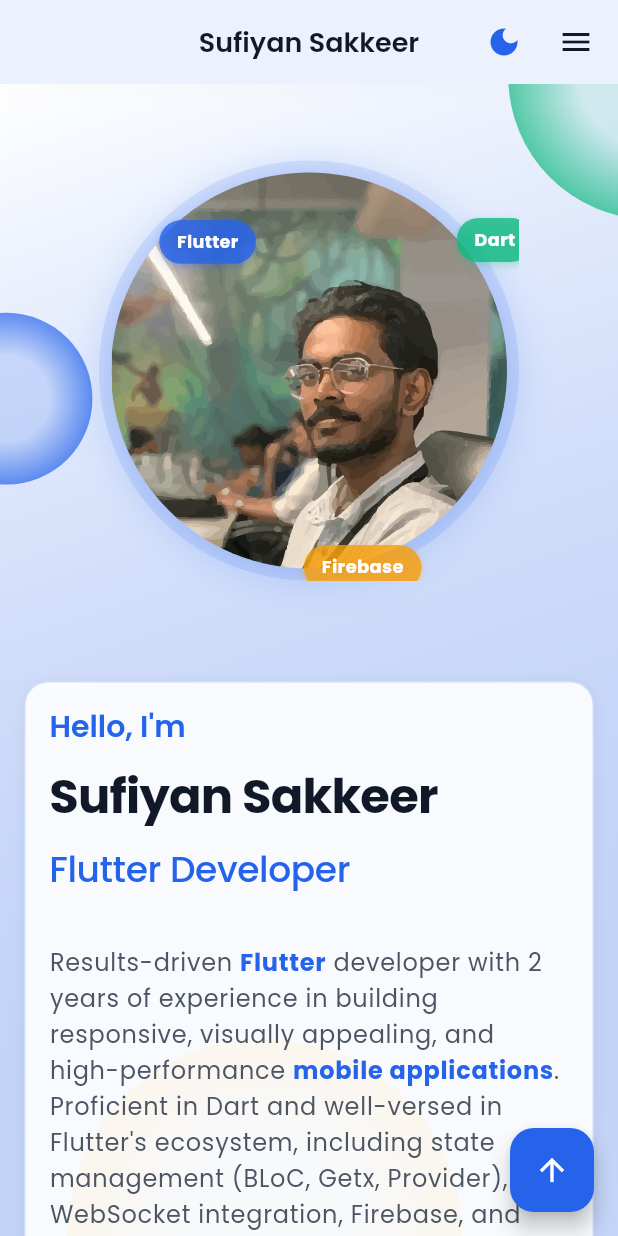
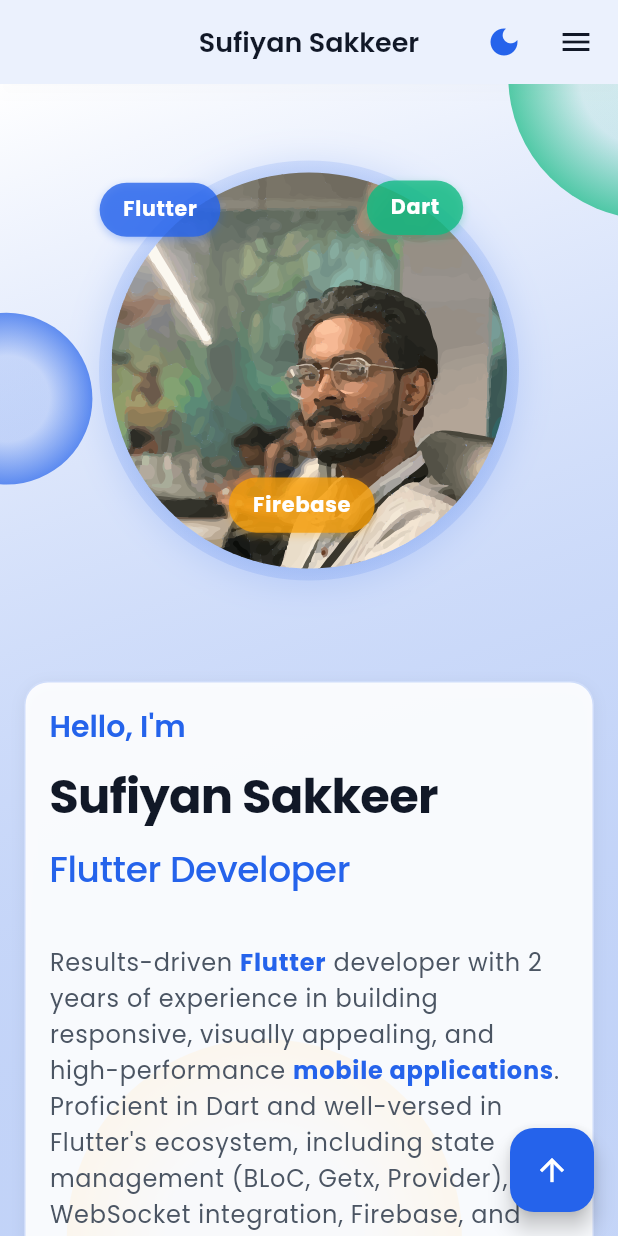
Before and after one commit to sufiyansakkeer/sufiyan-sakkeer-portfolio, a Flutter app: the screen it shows after launch, on a phone screen of 412 x 824 dp. Run offline on Flutter 3.47's test engine with Material 3 defaults, Android fonts, the phone set to English and light mode, and no system bars; drawn by our look-alikes of animated_text_kit; our stand-ins replace cached_network_image, cloud_firestore, firebase_core, flutter_cache_manager, flutter_svg, font_awesome_flutter and 3 more; missing offline and left inert: dart:js_util; accounts and stored records are empty.

Commit message:
feat: Enhance About screen layout and improve FloatingSkillTags visibility

```diff
--- a/lib/screens/about/about_screen.dart
+++ b/lib/screens/about/about_screen.dart
@@ -50,7 +50,10 @@ class AboutScreen extends StatelessWidget {
               height: 400, // Fixed height for the container
               child: Stack(
                 alignment: Alignment.center,
-                clipBehavior: Clip.none,
+                clipBehavior: Clip.none, // Ensure no clipping occurs
+                fit:
+                    StackFit
+                        .loose, // Allow children to determine their own size
                 children: [
                   // Background decorative elements
                   Positioned(
@@ -71,8 +74,8 @@ class AboutScreen extends StatelessWidget {
                   // Profile image with effects
                   const ProfileImage(),
 
-                  // Skill tags floating around
-                  const FloatingSkillTags(),
+                  // Skill tags floating around - centered in the stack
+                  const Center(child: FloatingSkillTags()),
                 ],
               ),
             ),
@@ -99,10 +102,12 @@ class AboutScreen extends StatelessWidget {
             width: double.infinity,
             child: Stack(
               alignment: Alignment.center,
-              clipBehavior: Clip.none,
+              clipBehavior: Clip.none, // Ensure no clipping occurs
+              fit: StackFit.loose, // Allow children to determine their own size
               children: const [
                 ProfileImage(),
-                FloatingSkillTags(isMobile: true),
+                // Center the floating skill tags to ensure they're properly positioned
+                Center(child: FloatingSkillTags(isMobile: true)),
               ],
             ),
           ),
--- a/lib/screens/about/widgets/floating_skill_tags.dart
+++ b/lib/screens/about/widgets/floating_skill_tags.dart
@@ -14,11 +14,19 @@ class FloatingSkillTags extends StatelessWidget {
     // Get the image size to determine the container size
     final imageSize = Helpers.isMobile(context) ? 280.0 : 320.0;
 
+    // Create a container with a larger size to ensure tags don't get cropped
+    // Add extra padding around the image size to accommodate the tags
+    final containerSize = imageSize * 1.5;
+
     // Create a container with a fixed size to hold the Stack
     return SizedBox(
-      width: imageSize,
-      height: imageSize,
-      child: Stack(children: _buildFloatingSkillTags(context)),
+      width: containerSize,
+      height: containerSize,
+      child: Stack(
+        clipBehavior: Clip.none, // Ensure no clipping occurs
+        alignment: Alignment.center, // Center the stack contents
+        children: _buildFloatingSkillTags(context),
+      ),
     );
   }
 
@@ -36,25 +44,30 @@ class FloatingSkillTags extends StatelessWidget {
 
     // Calculate positions relative to the center of the profile image
     // with better distribution and no overflow
+    // Adjust positions to ensure tags are fully visible
     final positions =
         isMobile
             ? [
-              Offset(centerX - 100, centerY - 100), // Top left
-              Offset(centerX + 100, centerY - 100), // Top right
-              Offset(centerX, centerY + 120), // Bottom center
+              Offset(centerX - 90, centerY - 90), // Top left - moved inward
+              Offset(centerX + 90, centerY - 90), // Top right - moved inward
+              Offset(centerX, centerY + 110), // Bottom center - moved inward
             ]
             : [
-              Offset(centerX - 160, centerY - 120), // Top left
-              Offset(centerX + 160, centerY - 120), // Top right
-              Offset(centerX + 180, centerY + 100), // Bottom right
-              Offset(centerX - 180, centerY + 100), // Bottom left
-              Offset(centerX, centerY + 180), // Bottom center
+              Offset(centerX - 140, centerY - 110), // Top left - moved inward
+              Offset(centerX + 140, centerY - 110), // Top right - moved inward
+              Offset(
+                centerX + 160,
+                centerY + 90,
+              ), // Bottom right - moved inward
+              Offset(centerX - 160, centerY + 90), // Bottom left - moved inward
+              Offset(centerX, centerY + 160), // Bottom center - moved inward
             ];
 
     // Use a fixed seed for deterministic randomness
     return List.generate(skills.length, (index) {
-      // Apply parallax effect with different intensity for each tag
-      final tagParallaxIntensity = 10.0 + (index * 5.0);
+      // Apply parallax effect with reduced intensity to prevent overflow
+      // Reduce the intensity to ensure tags don't move too far
+      final tagParallaxIntensity = 5.0 + (index * 2.0);
 
       return Positioned(
         left: positions[index].dx,
--- a/lib/widgets/animated_components.dart
+++ b/lib/widgets/animated_components.dart
@@ -366,8 +366,9 @@ class _AnimatedSkillTagState extends State<AnimatedSkillTag>
   late final TextStyle _textStyle = TextStyle(
     color: Colors.white,
     fontWeight: FontWeight.bold,
-    fontSize: 12,
+    fontSize: 14, // Increased font size for better readability
     decoration: TextDecoration.none,
+    letterSpacing: 0.5, // Added letter spacing for better readability
   );
 
   @override
@@ -444,7 +445,7 @@ class _AnimatedSkillTagState extends State<AnimatedSkillTag>
         },
         // Create the child once
         child: Container(
-          padding: const EdgeInsets.symmetric(horizontal: 12, vertical: 6),
+          padding: const EdgeInsets.symmetric(horizontal: 16, vertical: 8),
           decoration: BoxDecoration(
             color: widget.color.withAlpha(200),
             borderRadius: BorderRadius.circular(20),
@@ -458,7 +459,15 @@ class _AnimatedSkillTagState extends State<AnimatedSkillTag>
               ),
             ],
           ),
-          child: Text(widget.skill, style: _textStyle),
+          // Ensure text is properly sized and doesn't get cropped
+          child: FittedBox(
+            fit: BoxFit.scaleDown,
+            child: Text(
+              widget.skill,
+              style: _textStyle,
+              textAlign: TextAlign.center,
+            ),
+          ),
         ),
       ),
     );
```
